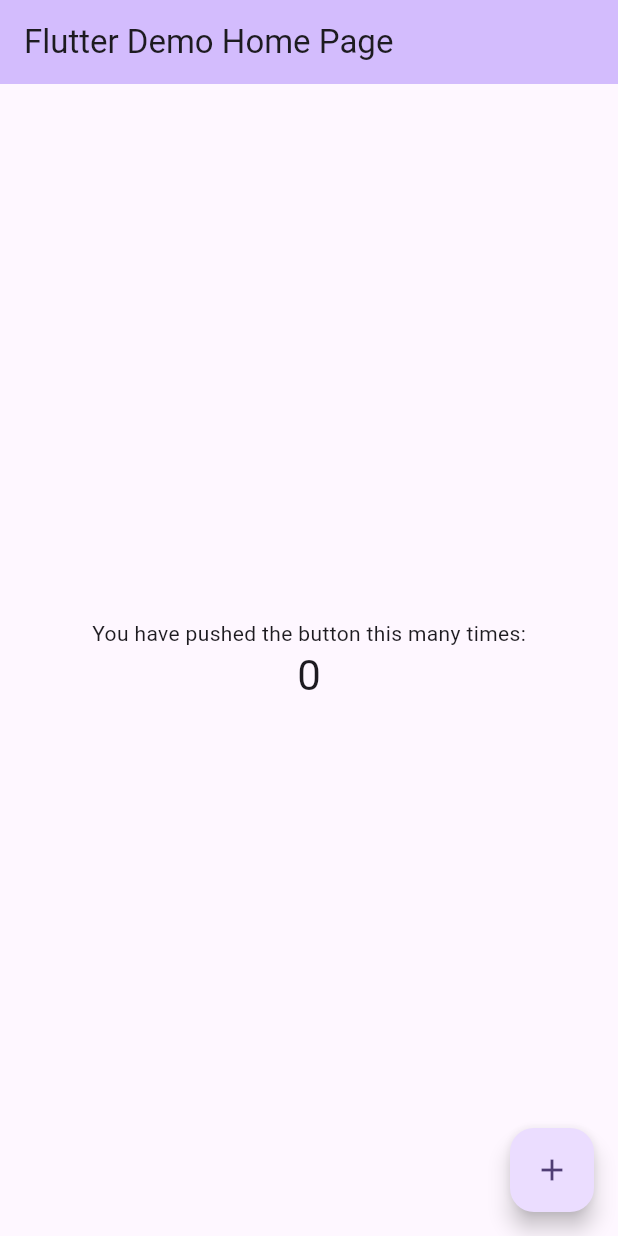
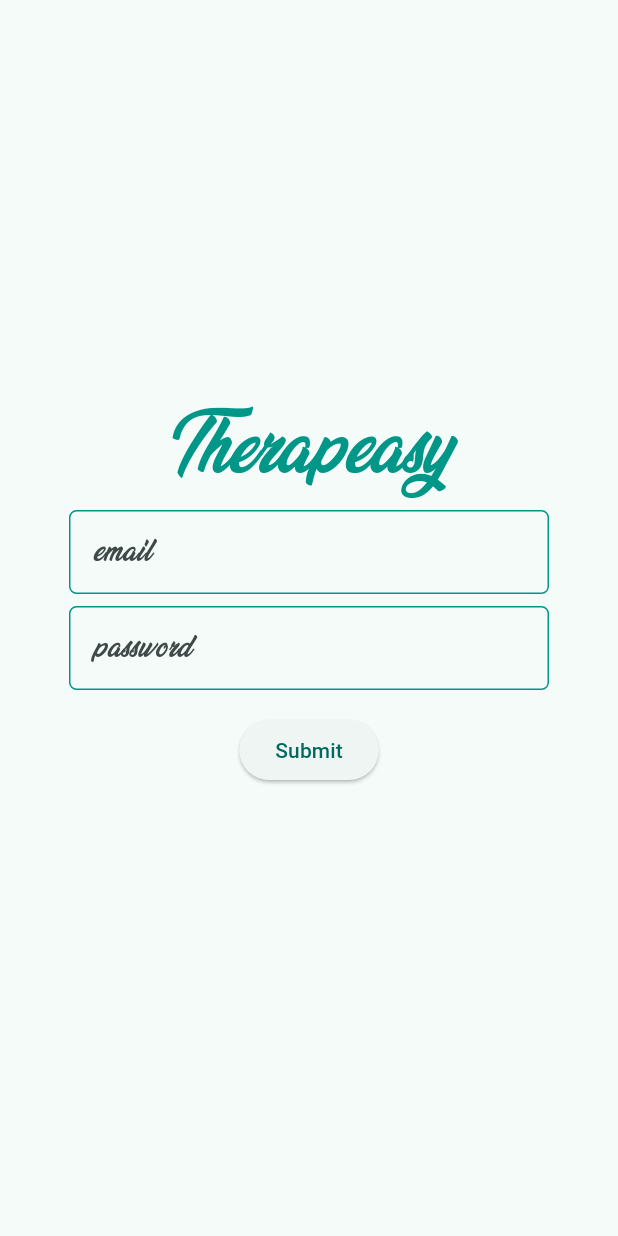
Before and after one commit to GalianoBP/therapeasy_n, a Flutter app: the screen it shows after launch, on a phone screen of 412 x 824 dp. Run offline on Flutter 3.47's test engine with Material 2 defaults, Android fonts, the phone set to English and light mode, and no system bars.

Commit message:
first commit

```diff
--- /dev/null
+++ b/lib/firstlanding.dart
@@ -0,0 +1,134 @@
+import 'package:flutter/material.dart';
+
+class Firstlanding extends StatefulWidget {
+  TextField styledTextField(
+      context, String hint, bool obscure, controllerText) {
+    return TextField(
+      controller: controllerText,
+      decoration: InputDecoration(
+        enabledBorder: OutlineInputBorder(
+          borderRadius: BorderRadius.circular(5),
+          borderSide: BorderSide(
+            color: Theme.of(context).colorScheme.onPrimary,
+            width: 1.0,
+          ),
+        ),
+        focusedBorder: OutlineInputBorder(
+          borderRadius: BorderRadius.circular(30),
+          borderSide: BorderSide(
+            color: Theme.of(context).colorScheme.onSecondary,
+            width: 2.0,
+          ),
+        ),
+      ),
+    );
+  }
+
+  @override
+  State<Firstlanding> createState() => _LoginState();
+}
+
+class _LoginState extends State<Firstlanding> {
+  final TextEditingController name = TextEditingController();
+  final TextEditingController psw = TextEditingController();
+  final _formKey = GlobalKey<FormState>();
+  @override
+  Widget build(BuildContext context) {
+    return Scaffold(
+        body: Form(
+            key:_formKey,
+            child: Center(
+                child: Column(
+                    mainAxisAlignment: MainAxisAlignment.center,
+                    crossAxisAlignment: CrossAxisAlignment.center,
+                    children: <Widget>[
+          RichText(
+              text: const TextSpan(
+                  text: "Therapeasy",
+                  style: TextStyle(
+                      color: Colors.teal,
+                      fontSize: 40,
+                      fontFamily: 'VeganStyle'))),
+          Padding(
+              padding: const EdgeInsets.only(top: 16.0),
+              child: SizedBox(
+                  width: 320,
+                  child: TextFormField(
+                      controller: name,
+                      validator: (value) {
+                        if (value == null || value.isEmpty) {
+                          return 'Per favore inserisci la tua email';
+                        }
+                        return null;
+                      },
+                      decoration: InputDecoration(
+                        hintText: 'email',
+                        hintStyle: const TextStyle(fontFamily: 'VeganStyle'),
+                        enabledBorder: OutlineInputBorder(
+                          borderRadius: BorderRadius.circular(5),
+                          borderSide: const BorderSide(
+                            color: Colors.teal,
+                            width: 1.0,
+                          ),
+                        ),
+                        focusedBorder: OutlineInputBorder(
+                          borderRadius: BorderRadius.circular(15),
+                          borderSide: const BorderSide(
+                            color: Colors.greenAccent,
+                            width: 2.0,
+                          ),
+                        ),
+                      )))),
+          Padding(
+              padding: const EdgeInsets.only(top: 8.0),
+              child: SizedBox(
+                  width: 320,
+                  child: TextFormField(
+                      controller: psw,
+                      obscureText: true,
+                      validator: (value) {
+                        if (value == null || value.isEmpty) {
+                          return 'Per favore inserisci la tua password';
+                        }
+                        return null;
+                      },
+                      decoration: InputDecoration(
+                        hintText: 'password',
+                        hintStyle: const TextStyle(fontFamily: 'VeganStyle'),
+                        enabledBorder: OutlineInputBorder(
+                          borderRadius: BorderRadius.circular(5),
+                          borderSide: const BorderSide(
+                            color: Colors.teal,
+                            width: 1.0,
+                          ),
+                        ),
+                        focusedBorder: OutlineInputBorder(
+                          borderRadius: BorderRadius.circular(15),
+                          borderSide: const BorderSide(
+                            color: Colors.greenAccent,
+                            width: 2.0,
+                          ),
+                        ),
+                      )))),
+            Padding(
+                padding: const EdgeInsets.symmetric(vertical: 16),
+                child: ElevatedButton(
+                    onPressed: () {
+                      // Validate returns true if the form is valid, or false otherwise.
+                      if (_formKey.currentState!.validate()) {
+                        // If the form is valid, display a snackbar. In the real world,
+                        // you'd often call a server or save the information in a database.
+                        ScaffoldMessenger.of(context).showSnackBar(
+                          const SnackBar(content: Text('Sto contattando il server...')),
+                        );
+
+                      }
+                    },
+                    child: const Text('Submit'),))
+        ]))));
+  }
+
+  void Getaccess(){
+
+  }
+}
--- a/lib/main.dart
+++ b/lib/main.dart
@@ -1,10 +1,13 @@
 import 'package:flutter/material.dart';
+import 'package:therapeasy/firstlanding.dart';
 
 void main() {
   runApp(const MyApp());
 }
 
 class MyApp extends StatelessWidget {
+
+
   const MyApp({super.key});
 
   // This widget is the root of your application.
@@ -13,28 +16,17 @@ class MyApp extends StatelessWidget {
     return MaterialApp(
       title: 'Therapeasy',
       theme: ThemeData(
-        colorScheme: ColorScheme.fromSeed(seedColor: Colors.deepPurple),
+        colorScheme: ColorScheme.fromSeed(seedColor: Colors.teal),
         useMaterial3: true,
       ),
-      home: const MyHomePage(title: 'Flutter Demo Home Page'),
+      home: Firstlanding(),
     );
   }
 }
 
 class MyHomePage extends StatefulWidget {
   const MyHomePage({super.key, required this.title});
-
-  // This widget is the home page of your application. It is stateful, meaning
-  // that it has a State object (defined below) that contains fields that affect
-  // how it looks.
-
-  // This class is the configuration for the state. It holds the values (in this
-  // case the title) provided by the parent (in this case the App widget) and
-  // used by the build method of the State. Fields in a Widget subclass are
-  // always marked "final".
-
   final String title;
-
   @override
   State<MyHomePage> createState() => _MyHomePageState();
 }
--- a/pubspec.yaml
+++ b/pubspec.yaml
@@ -35,6 +35,7 @@ dependencies:
   # The following adds the Cupertino Icons font to your application.
   # Use with the CupertinoIcons class for iOS style icons.
   cupertino_icons: ^1.0.2
+  supabase_flutter: ^1.10.8
 
 dev_dependencies:
   flutter_test:
```
Also changed, not shown: assets/Cross.ttf (added), assets/Med_icons.ttf (added), assets/stethoscope.png (added), fonts/GroupeMedium.ttf (added), fonts/VeganStyle.ttf (added), lib/routes.dart (added), pubspec.lock, 2 other files.
